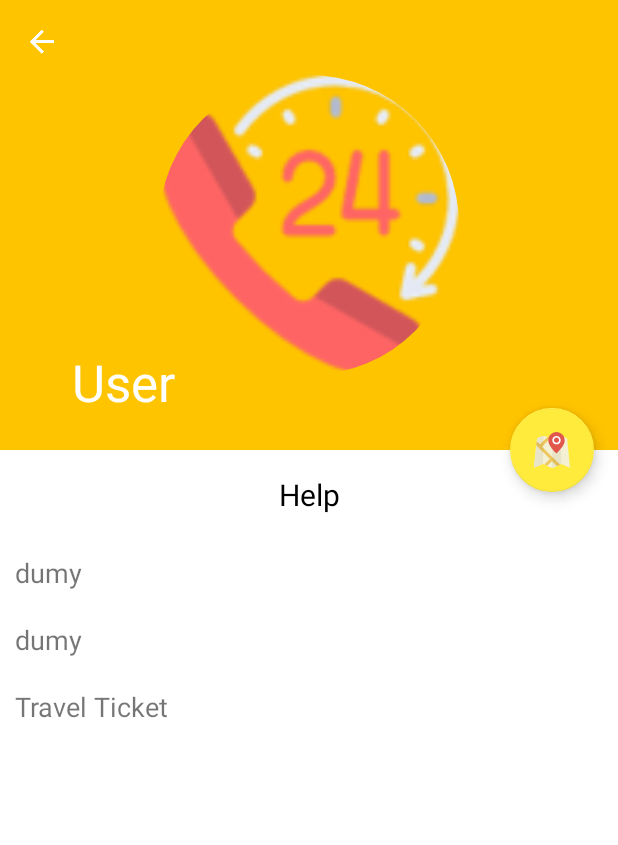
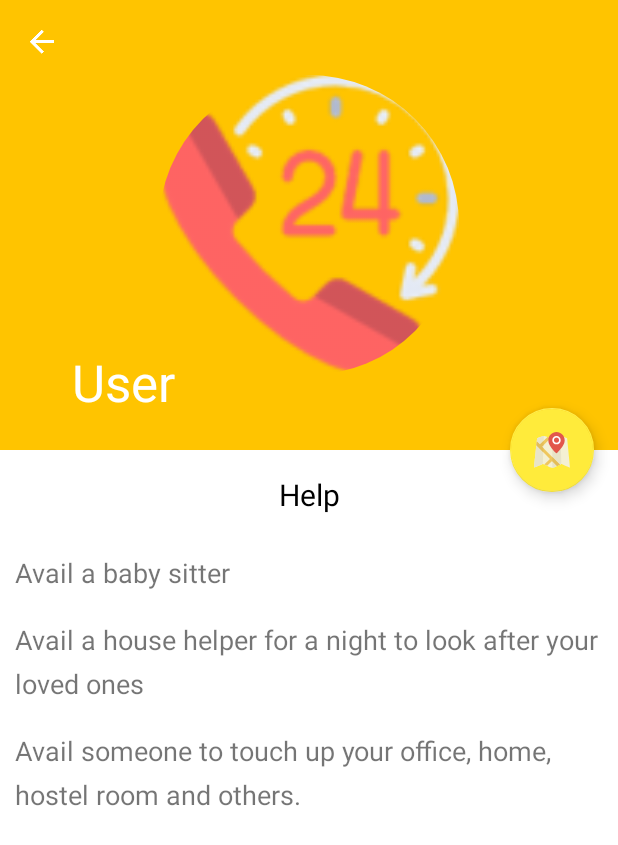
Before and after one commit to kevinjam/Ifix, an Android app: the HomeFragment screen opened directly, with no data from a screen before it, after a tap on "Help", on a phone screen of 412 x 824 dp. Shown: the top 845 px of the screen. Run offline under Robolectric (Android 15) with nearby library versions, the phone set to English and light mode, and no system bars; our stand-ins replace CircleImageView, Firebase (no records; nobody signed in at launch, a user with empty details on screens opened directly); libraries missing offline, so code that uses them is left out: org.jetbrains.anko.

Commit message:
changes made

```diff
--- a/app/src/main/java/com/kevinjanvier/ifix/ui/fragment/HomeFragment.kt
+++ b/app/src/main/java/com/kevinjanvier/ifix/ui/fragment/HomeFragment.kt
@@ -179,13 +179,18 @@ class HomeFragment : Fragment() {
     private val listItemData: List<Categories> get() {
         val addArrayList = ArrayList<Categories>()
         addArrayList.add(Categories("Book Ticket", R.drawable.ticket, "Concert Ticket", "Movie Ticket", "Travel Ticket"))
-        addArrayList.add(Categories("Transport", R.drawable.trucking,"dumy", "dumy", "Travel Ticket"))
-        addArrayList.add(Categories("Help", R.drawable.ic_help,"dumy", "dumy", "Travel Ticket"))
-        addArrayList.add(Categories("Entertainment", R.drawable.juggler,"dumy", "dumy", "Travel Ticket"))
-        addArrayList.add(Categories("Shopping", R.drawable.cart,"dumy", "dumy", "Travel Ticket"))
-        addArrayList.add(Categories("Flexing", R.drawable.flexing,"dumy", "dumy", "Travel Ticket"))
-        addArrayList.add(Categories("Cars", R.drawable.car,"dumy", "dumy", "Travel Ticket"))
-        addArrayList.add(Categories("Cinemae", R.drawable.popcorn,"dumy", "dumy", "Travel Ticket"))
+        addArrayList.add(Categories("Transport", R.drawable.trucking,"Pick and deliver any package from anywhere",
+                "This involves any kind of transportation within and anywhere around any geographical locations around Uganda ", "All regions, all districts"))
+        addArrayList.add(Categories("Help", R.drawable.ic_help,"Avail a baby sitter", "Avail a house helper for a night to look after your loved ones",
+                "Avail someone to touch up your office, home, hostel room and others."))
+        addArrayList.add(Categories("Entertainment", R.drawable.juggler,"The joker to update your gallery with games", "Update your gallery with movies", "Update your gallery with documentaries"))
+        addArrayList.add(Categories("Shopping", R.drawable.cart,"Do your shopping for you", "Online", "Offline"))
+        addArrayList.add(Categories("Flexing", R.drawable.flexing,"Grocery shopping downtown", "Shoe shopping downtown",
+                "Stuff getting from Owino"))
+        addArrayList.add(Categories("Cars", R.drawable.car,"Pick your loved ones and deliver them safely from/to school",
+                "Pick and deliver your loved ones from/to the airport", "Pick and deliver your loved ones from/to the bar"))
+        addArrayList.add(Categories("Queues", R.drawable.popcorn,"Queue for you at the bank", "Queue for at the food court",
+                "Queue for you at the bar"))
 
         return addArrayList
     }
--- a/app/src/main/res/layout/activity_call_user.xml
+++ b/app/src/main/res/layout/activity_call_user.xml
@@ -97,7 +97,7 @@
                 android:clickable="true"
                 android:elevation="4dp"
                 android:padding="20dp"
-                android:text="Android Profile UI Design" />
+                android:text="Software programmer who is passionate about funtional programming and is also very good and expereinced in Python Programming" />
 
             <TextView
                 android:layout_width="fill_parent"
@@ -109,7 +109,7 @@
                 android:clickable="true"
                 android:elevation="4dp"
                 android:padding="20dp"
-                android:text="Android Profile XMl UI Design" />
+                android:text="Likes to play board games, reading novels and hanging out with fellow wired people like her." />
 
             <TextView
                 android:layout_width="fill_parent"
@@ -121,7 +121,7 @@
                 android:clickable="true"
                 android:elevation="4dp"
                 android:padding="20dp"
-                android:text="Android Profile XMl UI Design" />
+                android:text="she is ready to provide service at your order." />
 
             <Button
                 android:id="@+id/btn_continue"
--- a/app/src/main/res/layout/fragment_home.xml
+++ b/app/src/main/res/layout/fragment_home.xml
@@ -4,6 +4,7 @@
     android:layout_width="match_parent"
     android:layout_height="match_parent"
     android:orientation="vertical"
+    android:background="#dcedf7"
     tools:context="com.kevinjanvier.ifix.ui.fragment.HomeFragment">
 
     <android.support.v7.widget.Toolbar
```
Also changed, not shown: app/src/main/java/com/kevinjanvier/ifix/ui/demosApp/MapMarkerIfix.java (+12 -8 lines).
